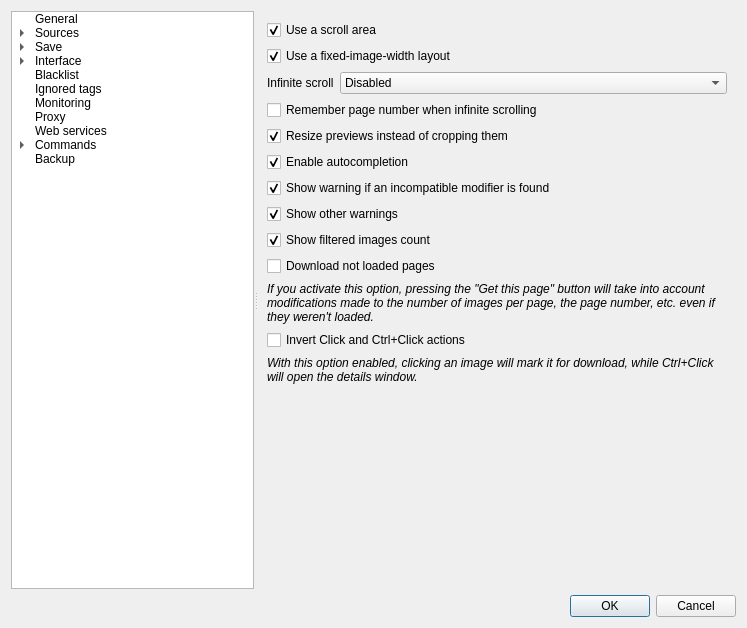
The window that src/gui/src/settings/options-window.ui (Bionus/imgbrd-grabber) describes before a commit, drawn with Qt 5.
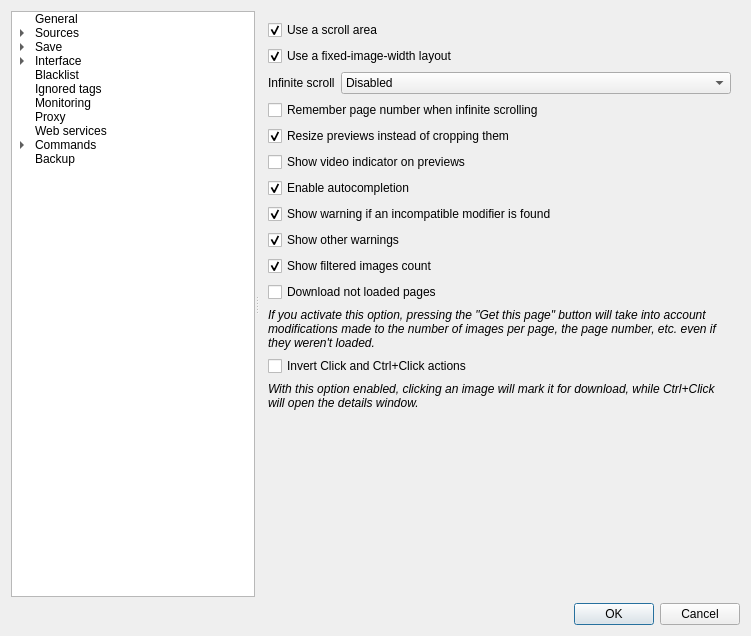
The same window after the commit. The open tabs and pages were chosen to show the change. Icons and pictures are not drawn.

Commit message: feat: add setting to show video indicator on thumbnails

What changed in the file:
```diff
--- a/src/gui/src/settings/options-window.ui
+++ b/src/gui/src/settings/options-window.ui
@@ -6,8 +6,8 @@
    <rect>
     <x>0</x>
     <y>0</y>
-    <width>747</width>
-    <height>628</height>
+    <width>751</width>
+    <height>636</height>
    </rect>
   </property>
   <property name="windowTitle">
@@ -2141,7 +2141,7 @@
           </property>
          </widget>
         </item>
-        <item row="5" column="0" colspan="2">
+        <item row="6" column="0" colspan="2">
          <widget class="QCheckBox" name="checkAutocompletion">
           <property name="text">
            <string>Enable autocompletion</string>
@@ -2151,7 +2151,7 @@
           </property>
          </widget>
         </item>
-        <item row="6" column="0" colspan="2">
+        <item row="7" column="0" colspan="2">
          <widget class="QCheckBox" name="checkShowTagWarning">
           <property name="text">
            <string>Show warning if an incompatible modifier is found</string>
@@ -2161,7 +2161,7 @@
           </property>
          </widget>
         </item>
-        <item row="7" column="0" colspan="2">
+        <item row="8" column="0" colspan="2">
          <widget class="QCheckBox" name="checkShowWarnings">
           <property name="text">
            <string>Show other warnings</string>
@@ -2171,14 +2171,14 @@
           </property>
          </widget>
         </item>
-        <item row="9" column="0" colspan="2">
+        <item row="10" column="0" colspan="2">
          <widget class="QCheckBox" name="checkGetUnloadedPages">
           <property name="text">
            <string>Download not loaded pages</string>
           </property>
          </widget>
         </item>
-        <item row="10" column="0" colspan="2">
+        <item row="11" column="0" colspan="2">
          <widget class="QLabel" name="labelGetUnloadedPages">
           <property name="font">
            <font>
@@ -2193,14 +2193,14 @@
           </property>
          </widget>
         </item>
-        <item row="11" column="0" colspan="2">
+        <item row="12" column="0" colspan="2">
          <widget class="QCheckBox" name="checkInvertToggle">
           <property name="text">
            <string>Invert Click and Ctrl+Click actions</string>
           </property>
          </widget>
         </item>
-        <item row="12" column="0" colspan="2">
+        <item row="13" column="0" colspan="2">
          <widget class="QLabel" name="labelInvertToggle">
           <property name="font">
            <font>
@@ -2215,7 +2215,7 @@
           </property>
          </widget>
         </item>
-        <item row="8" column="0" colspan="2">
+        <item row="9" column="0" colspan="2">
          <widget class="QCheckBox" name="checkShowFilteredImagesCount">
           <property name="text">
            <string>Show filtered images count</string>
@@ -2225,6 +2225,13 @@
           </property>
          </widget>
         </item>
+        <item row="5" column="0" colspan="2">
+         <widget class="QCheckBox" name="checkPreviewVideoIndicator">
+          <property name="text">
+           <string>Show video indicator on previews</string>
+          </property>
+         </widget>
+        </item>
        </layout>
       </widget>
       <widget class="QWidget" name="pageInterfaceMainWindowShortcuts">
```
Left out of the diff: 6 changed lines with no effect on the pictures. The commit also changes 9 other files.
